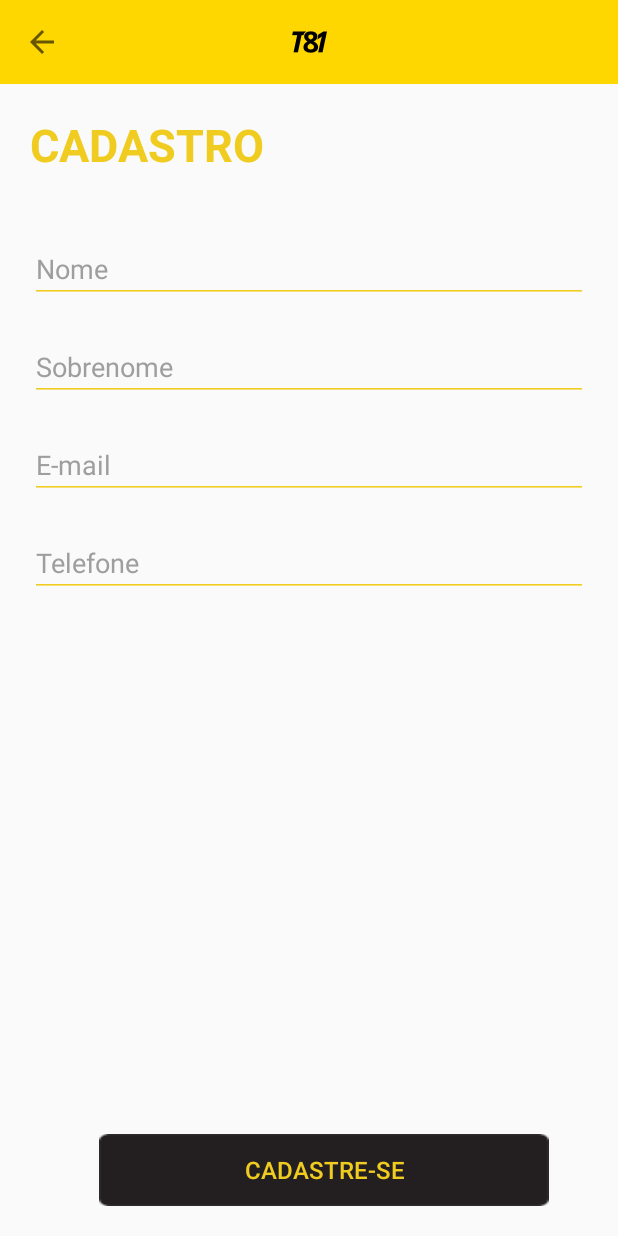
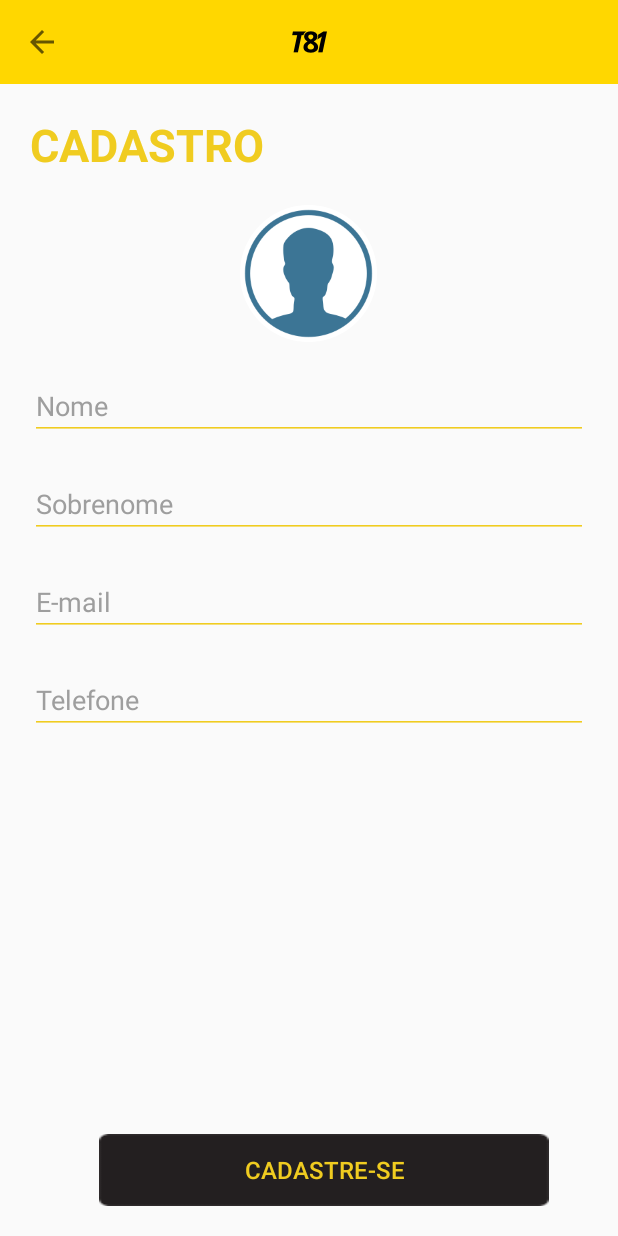
Before and after one commit to miqueias/monster, an Android app: the CadastroActivity screen opened directly, with no data from a screen before it, on a phone screen of 412 x 824 dp. Run offline under Robolectric (Android 15) with nearby library versions, the phone set to English and light mode, and no system bars.

Commit message:
Ajuste tela cadastro - foto perfil;

```diff
--- a/app/src/main/AndroidManifest.xml
+++ b/app/src/main/AndroidManifest.xml
@@ -68,6 +68,12 @@
             android:label="esqueci senha"
             android:screenOrientation="portrait">
         </activity>
+        <activity
+            android:name=".MapaCarregandoActivity"
+            android:label="mapa"
+            android:screenOrientation="portrait"
+            android:theme="@android:style/Theme.Translucent.NoTitleBar">
+        </activity>
     </application>
 
 </manifest>
--- a/app/src/main/java/com/example/marlon/estudo/adapter/HistoricoAdapter.java
+++ b/app/src/main/java/com/example/marlon/estudo/adapter/HistoricoAdapter.java
@@ -48,6 +48,5 @@ public class HistoricoAdapter extends RecyclerView.Adapter<HistoricoAdapter.Pers
     @Override
     public int getItemCount() {
         return 10;
-//        return aaa.size();
     }
 }
--- a/app/src/main/res/layout/activity_cadastro.xml
+++ b/app/src/main/res/layout/activity_cadastro.xml
@@ -44,6 +44,29 @@
             android:textColor="@color/amarelo"
             android:textStyle="bold" />
 
+        <LinearLayout
+            android:orientation="vertical"
+            android:layout_width="match_parent"
+            android:layout_height="wrap_content"
+            android:layout_below="@+id/toolbar"
+            android:layout_above="@+id/linearLayout2"
+            android:layout_marginTop="20dp">
+
+            <LinearLayout
+                android:orientation="vertical"
+                android:layout_width="wrap_content"
+                android:layout_height="match_parent"
+                android:layout_gravity="center_horizontal">
+
+                <ImageView
+                    android:layout_width="wrap_content"
+                    android:layout_height="wrap_content"
+                    android:id="@+id/imgPerfil"
+                    android:src="@drawable/ic_perfil"
+                    android:layout_gravity="center_horizontal" />
+            </LinearLayout>
+        </LinearLayout>
+
         <EditText
             android:layout_width="match_parent"
             android:layout_height="wrap_content"
@@ -52,7 +75,7 @@
             android:inputType="textNoSuggestions"
             android:textColorHint="@color/grey"
             android:backgroundTint="@color/amarelo"
-            android:layout_marginTop="40dp" />
+            android:layout_marginTop="20dp" />
 
         <EditText
             android:layout_width="match_parent"
```
Also changed, not shown: app/src/main/java/com/example/marlon/estudo/CadastroActivity.java (+47 -0 lines), app/src/main/java/com/example/marlon/estudo/EsqueciSenhaActivity.java (+14 -0 lines), app/src/main/java/com/example/marlon/estudo/MapaCarregandoActivity.java (added, +29 -0 lines), app/src/main/res/anim/rotate.xml (added, +16 -0 lines), app/src/main/res/layout/activity_carregando.xml (added, +90 -0 lines), app/src/main/res/drawable-hdpi/loader_logo_carregando.png (added), app/src/main/res/drawable-hdpi/logo_carregando.png (added).
